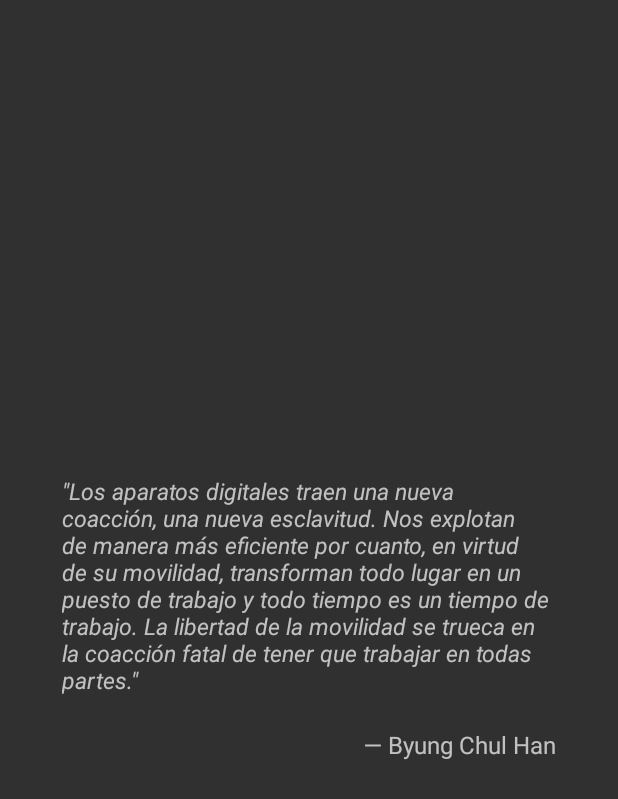
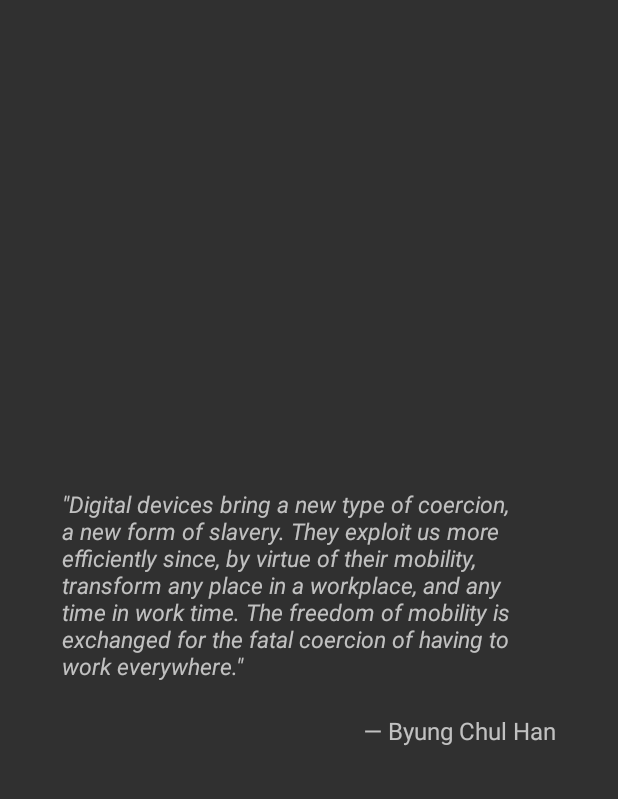
Before and after one commit to mesjetiu/DontWork, an Android app: the QuoteActivity screen opened directly, with no data from a screen before it, on a phone screen of 412 x 824 dp. Shown: the top 799 px of the screen. Run offline under Robolectric (Android 15) with nearby library versions, the phone set to English and light mode, and no system bars.

Commit message:
Arreglo 'about' + hago las traducciones de la cita
- También hago clicables los links a los autores (falta Paco y la obra en sí).

```diff
--- a/app/src/main/AndroidManifest.xml
+++ b/app/src/main/AndroidManifest.xml
@@ -24,8 +24,6 @@
 
         <activity android:name=".QuoteActivity" >
         </activity>
-        <activity android:name=".AboutActivity" >
-        </activity>
     </application>
 
 </manifest>
--- a/app/src/main/res/layout/activity_quote.xml
+++ b/app/src/main/res/layout/activity_quote.xml
@@ -1,6 +1,8 @@
 <?xml version="1.0" encoding="utf-8"?>
 <RelativeLayout xmlns:android="http://schemas.android.com/apk/res/android"
-    xmlns:tools="http://schemas.android.com/tools" android:layout_width="match_parent"
+    xmlns:tools="http://schemas.android.com/tools"
+
+    android:layout_width="match_parent"
     android:layout_height="match_parent"
 
     android:id="@+id/quote_layout"
--- a/app/src/main/res/menu/main.xml
+++ b/app/src/main/res/menu/main.xml
@@ -6,10 +6,4 @@
         android:onClick="onMenuShowQuote"
         app:showAsAction="never"
         />
-
-    <item
-        android:title="@string/about"
-        android:onClick="onMenuAbout"
-        app:showAsAction="never"
-        />
 </menu>
--- a/app/src/main/res/values/colors.xml
+++ b/app/src/main/res/values/colors.xml
@@ -2,7 +2,5 @@
 <resources>
     <color name="colorPrimary">#b43f41</color>
     <color name="colorPrimaryDark">#9f3034</color>
-    <color name="colorAccent">#b9fa9f</color>
-    <color name="button_red">#963939</color>
-    <color name="button_green">#3b8c3b</color>
+    <color name="colorAccent">#ff8e52</color>
 </resources>
--- a/app/src/main/res/values/strings.xml
+++ b/app/src/main/res/values/strings.xml
@@ -21,7 +21,6 @@
     <string name="detail_text_4" formatted="false">When the bucket is empty, the device is blocked until the bucket is filled back to half its capacity. With the current settings, that would be %d minutes.</string>
     <string name="detail_text_5"                  >Also, to discourage compulsive use, just unlocking the device counts as 1 minute of use.</string>
 
-
     <string name="param_total_screen_on">Target time per day</string>
     <string name="max_screen_on_time">Max continuous time</string>
     <string name="minutes">minutes</string>
@@ -29,22 +28,15 @@
     <string name="hours">hours</string>
 
     <string name="quote">
-        \"Los aparatos digitales traen una
-        nueva coacción, una nueva esclavitud.
-        Nos explotan de manera más eficiente
-        por cuanto, en virtud de su movilidad,
-        transforman todo lugar en un puesto de
-        trabajo y todo tiempo es un tiempo de
-        trabajo. La libertad de la movilidad se
-        trueca en la coacción fatal de tener que
-        trabajar en todas partes.\"
+        \"Digital devices bring a new type of coercion, a new form of slavery.
+        They exploit us more efficiently since, by virtue of their mobility, transform any place in a workplace, and any time in work time.
+        The freedom of mobility is exchanged for the fatal coercion of having to work everywhere.\"
     </string>
-    <string name="author">&#8212; Byung Chul Han</string>
+
+    <string name="author" translatable="false">&#8212; Byung Chul Han</string>
     <string name="show_quote">Show quote</string>
     <string name="about">About this app</string>
-    <string name="about_text"><![CDATA[
-        Ne Travaillez Jamais ha sido desarrollada por <a href="http://pauek.info">Pau Fernández</a> (<a href="https://twitter.com/pauek">@pauek</a>) en colaboración con Paco Chanivet para la obra "Jornada de 8 actos".
-    ]]>
-    </string>
+
+    <string name="about_text"><b>Ne Travaillez Jamais</b> has been developed by <a href="http://pauek.info">Pau Fernández</a> (<a href="https://twitter.com/pauek">@pauek</a>) in collaboration with Paco Chanivet for his work \"Jornada de 8 actos\".</string>
 
 </resources>
```
Also changed, not shown: app/src/main/java/info/pauek/dontwork/AboutActivity.java (deleted, +0 -18 lines), app/src/main/java/info/pauek/dontwork/MainActivity.java (+5 -5 lines), app/src/main/res/layout/activity_about.xml (deleted, +0 -12 lines), app/src/main/res/layout/activity_main.xml (+16 -0 lines), 2 other files.
